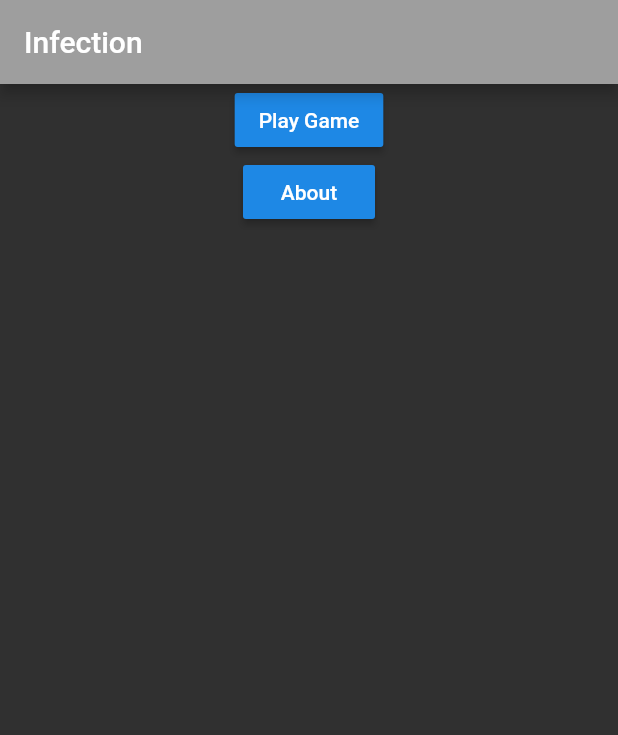
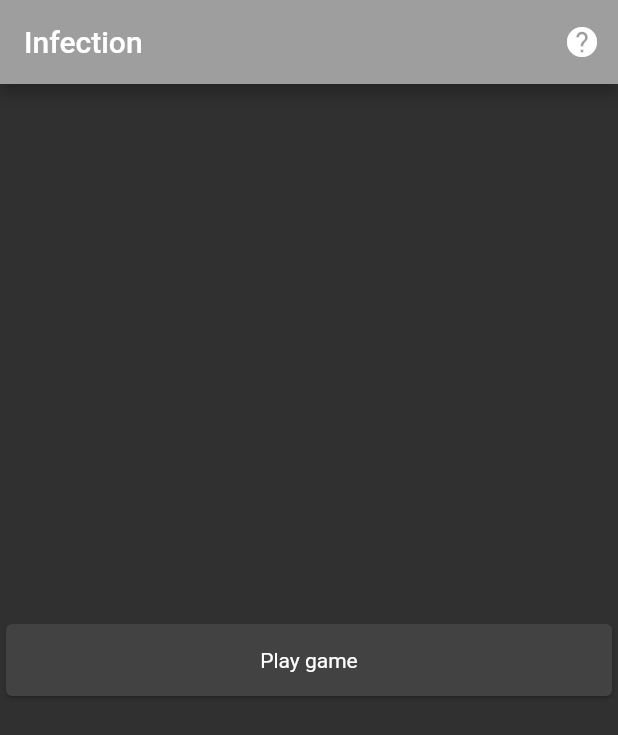
Before and after one commit to ddmgy/infection, a Flutter app: the screen it shows after launch, on a phone screen of 412 x 824 dp. Shown: the top 735 px of the screen. Run offline on Flutter 3.47's test engine with Material 2 defaults, Android fonts, the phone set to English and light mode, and no system bars; our stand-ins replace equatable, flutter_colorpicker, numberpicker, package_info, tuple.

Commit message:
Change some of the home screen visuals.

```diff
--- a/lib/game/board.dart
+++ b/lib/game/board.dart
@@ -28,8 +28,6 @@ class Board {
       );
     }
   }
-
-  Cell getAtXY(int x, int y) => getAtPosition(Position(x, y));
 
   Cell getAtPosition(Position pos) {
     if (pos.x < 0 || pos.x >= columns || pos.y < 0 || pos.y >= rows) {
--- a/lib/route/home_screen.dart
+++ b/lib/route/home_screen.dart
@@ -15,22 +15,31 @@ class _HomeScreenState extends State<HomeScreen> {
     return Scaffold(
       appBar: AppBar(
         title: const Text("Infection"),
+        actions: [
+          IconButton(
+            icon: Icon(Icons.help),
+            onPressed: _showAboutDialog,
+          ),
+        ],
       ),
       body: Center(
         child: Column(
+          mainAxisSize: MainAxisSize.min,
+          crossAxisAlignment: CrossAxisAlignment.stretch,
           children: [
-            RaisedButton(
-              child: const Text("Play Game"),
-              onPressed: () {
-                Navigator.pushNamed(context, Routes.setup);
-              },
+            Card(
+              child: InkWell(
+                child: Container(
+                  child: const Text("Play game"),
+                  height: 48,
+                  alignment: Alignment.center,
+                ),
+                onTap: () => Navigator.pushNamed(context, Routes.setup),
+              ),
+              shape: RoundedRectangleBorder(
+                borderRadius: BorderRadius.circular(4),
+              ),
             ),
-            RaisedButton(
-              child: const Text("About"),
-              onPressed: () {
-                _showAboutDialog();
-              },
-            )
           ],
         ),
       ),
--- a/lib/utils.dart
+++ b/lib/utils.dart
@@ -17,7 +17,7 @@ extension ListExtensions<T> on List<T> {
 }
 
 double clamp(double n, {double min: 0.0, double max: 1.0}) {
-  return Math.min(max, Math.max(min, n));
+  return n.clamp(min, max);
 }
 
 extension ColorExtensions on Color {
@@ -25,12 +25,12 @@ extension ColorExtensions on Color {
     return (red * .299 + green * .587 + blue * .114);
   }
 
-  bool get isDark => brightness > 128.0;
+  bool get isDark => brightness < 128.0;
 
   bool get isLight => !isDark;
 
   Color get foregroundColor {
-    if (brightness > 128.0) {
+    if (isLight) {
       return Colors.black;
     } else {
       return Colors.white;
--- a/pubspec.yaml
+++ b/pubspec.yaml
@@ -1,7 +1,7 @@
 name: infection
 description: "An implementation of the Chain Reaction game in Flutter."
 author: "David Mougey <imapiekindaguy@gmail.com>"
-version: 1.0.5
+version: 1.0.6
 homepage: "https://github.com/ddmgy/infection"
 
 publish_to: 'none' # Remove this line if you wish to publish to pub.dev
```
Also changed, not shown: pubspec.lock.
